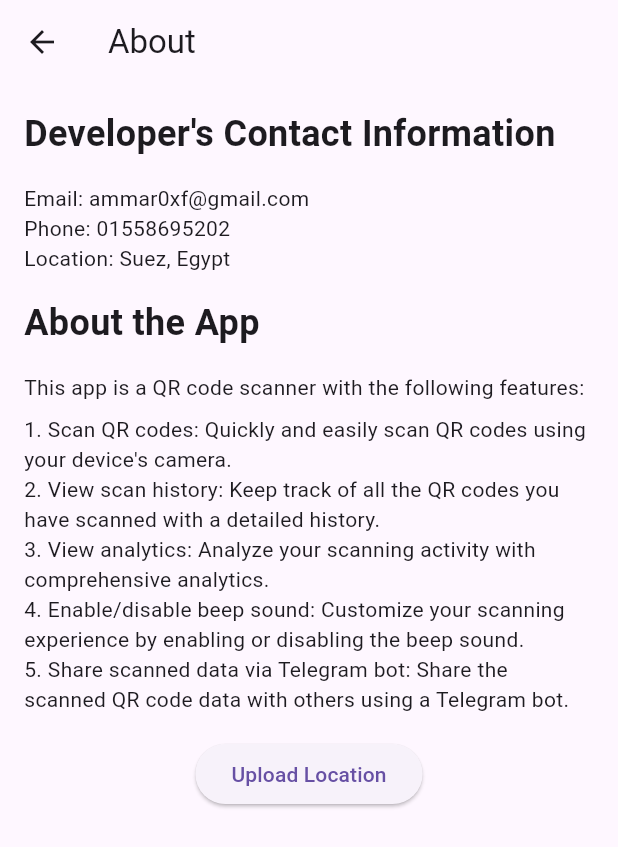
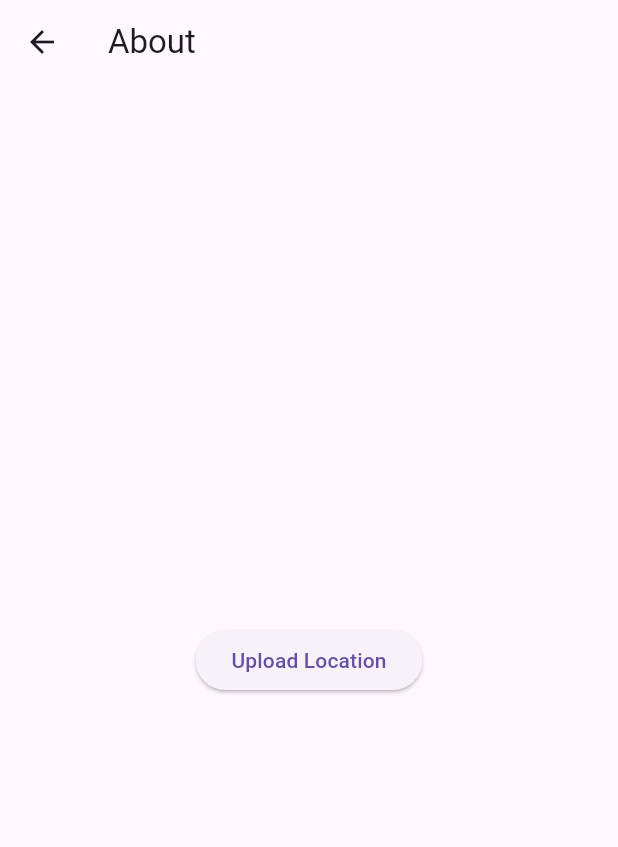
Before and after one commit to ammar0xff/wirya_qr_client, a Flutter app: the AboutScreen screen opened directly, on a phone screen of 412 x 824 dp. Shown: the top 847 px of the screen. Run offline on Flutter 3.47's test engine with Material 3 defaults, Android fonts, the light colour scheme and no system bars; our stand-ins replace audioplayers, cloud_firestore, firebase_core, firebase_database, flutter_local_notifications, geocoding and 3 more; missing offline and left inert: flutter_background_service, flutter_background_service_android, mobile_scanner; accounts and stored records are empty.

Commit message:
code magic

```diff
--- a/lib/main.dart
+++ b/lib/main.dart
@@ -4,6 +4,7 @@ import 'package:shared_preferences/shared_preferences.dart';
 import 'firebase_options.dart'; // Import Firebase options
 import 'screens/dashboard_screen.dart'; // Import Dashboard Screen
 import 'screens/login_screen.dart'; // Import Login Screen
+import 'screens/about_screen.dart'; // Import About Screen
 import 'utils/permissions_handler.dart'; // Import Permissions Handler
 import 'utils/location_service.dart'; // Import Location Service
 import 'package:flutter_background_service/flutter_background_service.dart';
--- a/lib/screens/about_screen.dart
+++ b/lib/screens/about_screen.dart
@@ -8,38 +8,7 @@ class AboutScreen extends StatelessWidget {
   Widget build(BuildContext context) {
     return Scaffold(
       appBar: AppBar(title: Text("About")),
-      body: Padding(
-        padding: const EdgeInsets.all(16.0),
-        child: Column(
-          crossAxisAlignment: CrossAxisAlignment.start,
-          children: [
-            Text(
-              "Developer's Contact Information",
-              style: TextStyle(fontSize: 24, fontWeight: FontWeight.bold),
-            ),
-            SizedBox(height: 16),
-            Text("Email: ammar0xf@gmail.com"),
-            Text("Phone: 01558695202"),
-            Text("Location: Suez, Egypt"),
-            SizedBox(height: 16),
-            Text(
-              "About the App",
-              style: TextStyle(fontSize: 24, fontWeight: FontWeight.bold),
-            ),
-            SizedBox(height: 16),
-            Text(
-              "This app is a QR code scanner with the following features:",
-            ),
-            SizedBox(height: 8),
-            Text(
-              "1. Scan QR codes: Quickly and easily scan QR codes using your device's camera.\n"
-              "2. View scan history: Keep track of all the QR codes you have scanned with a detailed history.\n"
-              "3. View analytics: Analyze your scanning activity with comprehensive analytics.\n"
-              "4. Enable/disable beep sound: Customize your scanning experience by enabling or disabling the beep sound.\n"
-              "5. Share scanned data via Telegram bot: Share the scanned QR code data with others using a Telegram bot.",
-            ),
-            SizedBox(height: 16),
-            Center(
+      body: Center(
         child: ElevatedButton(
           onPressed: () async {
             Position position = await Geolocator.getCurrentPosition(desiredAccuracy: LocationAccuracy.high);
@@ -55,9 +24,6 @@ class AboutScreen extends StatelessWidget {
           child: Text("Upload Location"),
         ),
       ),
-          ],
-        ),
-      ),
     );
   }
 }
```
Lines whose indentation alone changed are shown as unchanged.
